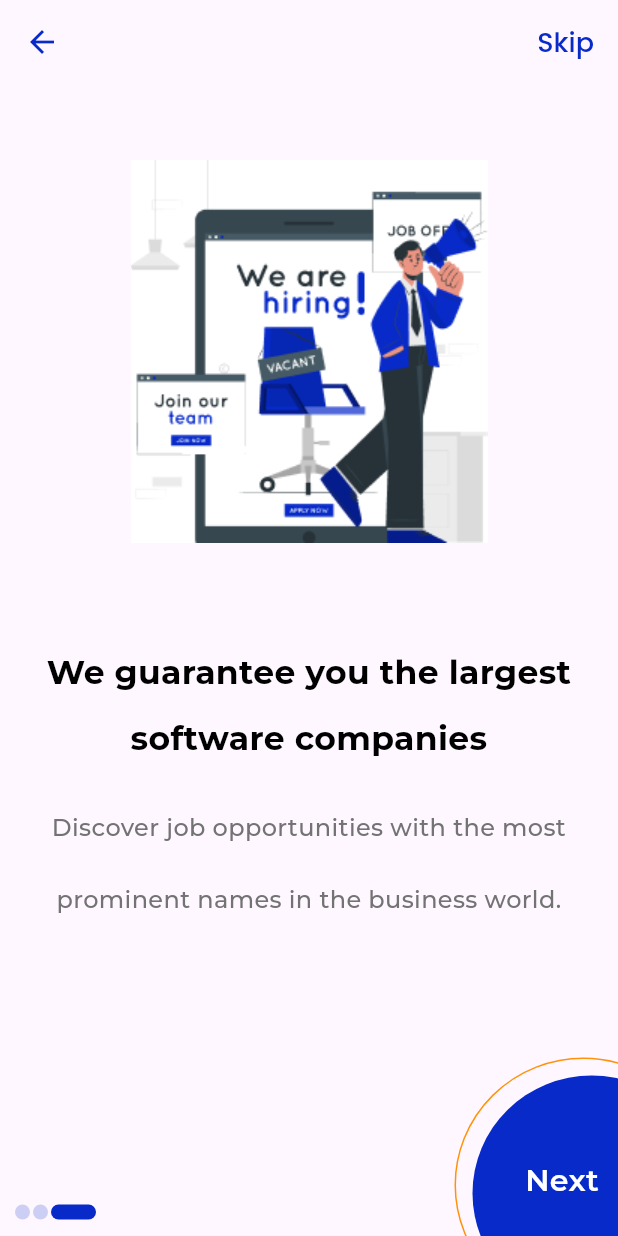
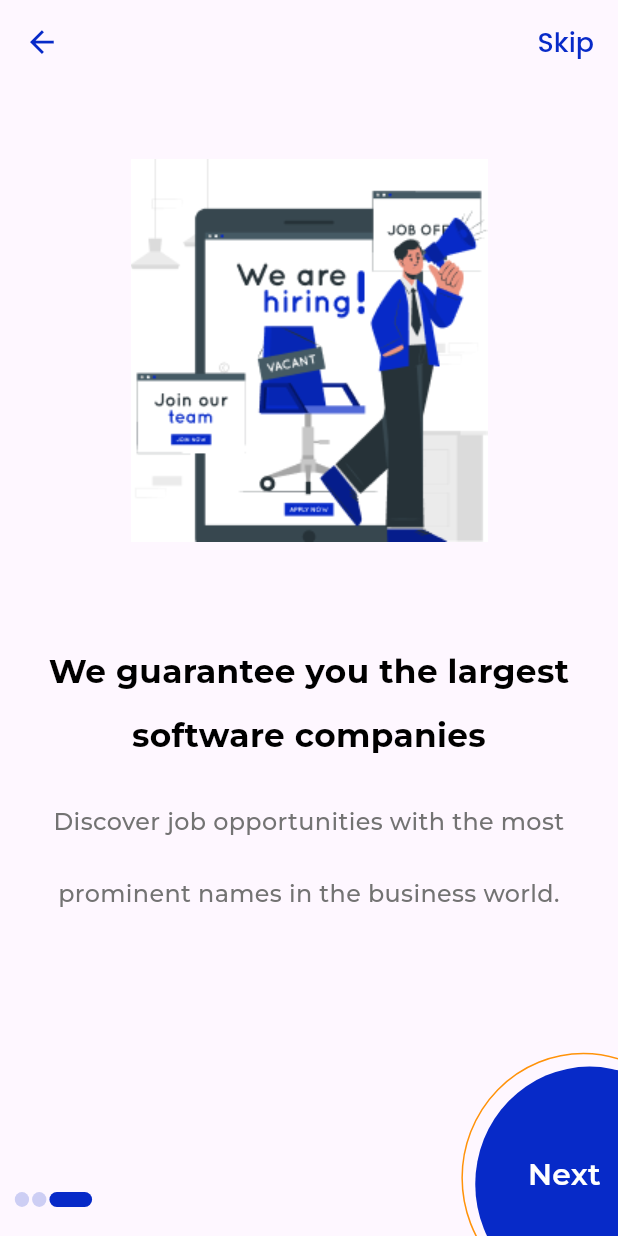
Before and after one commit to ismail-24/Jobee, a Flutter app: the OnBoardingPage screen opened by its route, swiped to page 3, on a phone screen of 412 x 824 dp. Run offline on Flutter 3.47's test engine with Material 3 defaults, Android fonts, the phone set to English and light mode, and no system bars; drawn by our look-alikes of smooth_page_indicator; our stand-ins replace animate_do, bloc, cloud_firestore, dotted_border, firebase_auth, firebase_core and 5 more; accounts and stored records are empty; project files that could hold a hidden picture were left out.

Commit message:
make on boarding pages responsive

```diff
--- a/lib/constant.dart
+++ b/lib/constant.dart
@@ -8,24 +8,24 @@ const List pages = [
     mainText: 'Get your first jop faster than\n you think ',
     secondaryText:
         'Accelerate Your Career Journey with jobee:\n Your Fast Track to Landing that Dream Job! ',
-    height: 260,
-    width: 238,
+    height: 0.628,
+    width: 0.5749,
   ),
   TopSplash(
     imageName: 'assets/onboarding_images/second_image.gif',
     mainText: 'Learn and explore and achieve\n new knowledege ',
     secondaryText:
         'On a level of learning and communication!\n Discover, ask, and connect ',
-    height: 300,
-    width: 280,
+    height: 0.5749,
+    width: 0.6763,
   ),
   TopSplash(
     imageName: 'assets/onboarding_images/third_image.png',
     mainText: 'We guarantee you the largest software companies ',
     secondaryText:
         'Discover job opportunities with the most prominent names in the business world.',
-    height: 260,
-    width: 238,
+    height: 0.628,
+    width: 0.5749,
   ),
 ];
 
--- a/lib/main.dart
+++ b/lib/main.dart
@@ -18,6 +18,7 @@ import 'package:jobee/pages/notifications_page.dart';
 import 'package:jobee/pages/onboarding_pages/onboarding_page.dart';
 import 'package:jobee/pages/select_position_page.dart';
 import 'package:jobee/pages/register_page.dart';
+import 'package:jobee/pages/splash/splash_screen.dart';
 import 'package:jobee/widgets/bottom_nav_bar.dart';
 
 void main() async {
@@ -62,8 +63,9 @@ class Jobee extends StatelessWidget {
           MyCoursesPage.id: (context) => const MyCoursesPage(),
           CourseInformationPage.id: (context) => const CourseInformationPage(),
           ChatPage.id: (context) => ChatPage(),
+          SplashPage.id: (context) => SplashPage(),
         },
-        initialRoute: BottomNavBar.id,
+        initialRoute: SplashPage.id,
       ),
     );
   }
--- a/lib/pages/onboarding_pages/bottom_onboarding.dart
+++ b/lib/pages/onboarding_pages/bottom_onboarding.dart
@@ -14,25 +14,27 @@ class BottomOnBoardPage extends StatelessWidget {
 
   @override
   Widget build(BuildContext context) {
+    final screenSize = MediaQuery.of(context).size;
+
     return Row(
       children: [
         Padding(
-          padding: const EdgeInsets.only(top: 36.0),
+          padding: EdgeInsets.only(top: screenSize.width * .07),
           child: SmoothPageIndicator(
             textDirection: TextDirection.ltr,
             controller: controller,
             count: 3,
-            effect: const ExpandingDotsEffect(
+            effect: ExpandingDotsEffect(
               dotColor: Color(0x33072AC8),
               activeDotColor: Color(0xFF072AC8),
-              dotHeight: 10,
-              dotWidth: 10,
-              spacing: 2,
+              dotHeight: screenSize.height * .012,
+              dotWidth: screenSize.width * .023,
+              spacing: screenSize.width * .005,
             ),
           ),
         ),
-        const SizedBox(
-          width: 240,
+        SizedBox(
+          width: screenSize.width * .6,
         ),
         GestureDetector(
           onTap: () {
@@ -46,9 +48,12 @@ class BottomOnBoardPage extends StatelessWidget {
             }
           },
           child: Container(
-            padding: const EdgeInsets.only(top: 11, left: 11),
-            width: 170,
-            height: 168,
+            padding: EdgeInsets.only(
+              top: screenSize.width * .02,
+              left: screenSize.width * .02,
+            ),
+            width: screenSize.width * .39,
+            height: screenSize.width * .4,
             decoration: const ShapeDecoration(
               shape: OvalBorder(
                 side: BorderSide(
@@ -59,21 +64,23 @@ class BottomOnBoardPage extends StatelessWidget {
               ),
             ),
             child: Container(
-              width: 161,
-              height: 171,
+              width: screenSize.width * .3,
+              height: screenSize.width * .35,
               decoration: const ShapeDecoration(
                 color: Color(0xFF072AC8),
                 shape: OvalBorder(),
               ),
-              padding: const EdgeInsets.only(top: 58, left: 35),
-              child: const Text(
+              padding: EdgeInsets.only(
+                top: screenSize.width * .14,
+                left: screenSize.width * .085,
+              ),
+              child: Text(
                 'Next',
                 style: TextStyle(
                   color: Colors.white,
-                  fontSize: 20,
+                  fontSize: screenSize.width * .048,
                   fontFamily: 'Montserrat',
                   fontWeight: FontWeight.w600,
-                  height: 0,
                 ),
               ),
             ),
--- a/lib/pages/onboarding_pages/onboarding_page.dart
+++ b/lib/pages/onboarding_pages/onboarding_page.dart
@@ -7,7 +7,7 @@ class OnBoardingPage extends StatefulWidget {
   OnBoardingPage({
     super.key,
   });
-  static String id = 'SplashPage';
+  static String id = 'OnBoardingPage';
 
   @override
   State<OnBoardingPage> createState() => _OnBoardingPageState();
@@ -18,12 +18,14 @@ class _OnBoardingPageState extends State<OnBoardingPage> {
 
   @override
   Widget build(BuildContext context) {
+    final screenSize = MediaQuery.of(context).size;
+
     return Scaffold(
       appBar: AppBar(
         leading: IconButton(
-          icon: const Icon(
+          icon: Icon(
             Icons.arrow_back,
-            size: 24,
+            size: screenSize.width * 0.0579,
           ),
           color: kColor,
           onPressed: () {
@@ -41,14 +43,13 @@ class _OnBoardingPageState extends State<OnBoardingPage> {
             onTap: () {
               Navigator.pushNamed(context, LogInPage.id);
             },
-            child: const Text(
+            child: Text(
               'Skip',
               style: TextStyle(
                 color: kColor,
-                fontSize: 18,
+                fontSize: screenSize.width * 0.0435,
                 fontFamily: 'Poppins',
                 fontWeight: FontWeight.w500,
-                height: 0,
               ),
             ),
           ),
@@ -65,8 +66,8 @@ class _OnBoardingPageState extends State<OnBoardingPage> {
             },
           ),
           Positioned(
-            top: 650,
-            left: 10,
+            top: screenSize.width * 1.57,
+            left: screenSize.width * .024,
             child: BottomOnBoardPage(controller: controller, pages: pages),
           )
         ],
--- a/lib/pages/onboarding_pages/top_onboarding.dart
+++ b/lib/pages/onboarding_pages/top_onboarding.dart
@@ -10,42 +10,44 @@ class TopSplash extends StatelessWidget {
     required this.width,
   });
 
-  final double? height;
-  final double? width;
+  final double height;
+  final double width;
   final String imageName;
   final String mainText;
   final String secondaryText;
 
   @override
   Widget build(BuildContext context) {
+    final screenSize = MediaQuery.of(context).size;
+
     return Column(
       children: [
         const Spacer(
           flex: 1,
         ),
         Container(
-          height: 330,
-          width: 300,
+          height: screenSize.width * 0.79708,
+          width: screenSize.width * 0.7246,
           child: Image.asset(
             imageName,
-            width: width,
-            height: height,
+            width: screenSize.width * width,
+            height: screenSize.width * height,
           ),
         ),
         const Spacer(
           flex: 2,
         ),
         Padding(
-          padding: const EdgeInsets.symmetric(horizontal: 16),
+          padding: EdgeInsets.symmetric(horizontal: screenSize.width * 0.0386),
           child: Text(
             mainText,
             textAlign: TextAlign.center,
-            style: const TextStyle(
+            style: TextStyle(
               color: Colors.black,
-              fontSize: 22,
+              fontSize: screenSize.width * 0.053,
               fontFamily: 'Montserrat',
               fontWeight: FontWeight.w800,
-              height: 2,
+              height: screenSize.width * 0.00483,
             ),
           ),
         ),
@@ -53,16 +55,16 @@ class TopSplash extends StatelessWidget {
           flex: 1,
         ),
         Padding(
-          padding: const EdgeInsets.symmetric(horizontal: 16),
+          padding: EdgeInsets.symmetric(horizontal: screenSize.width * 0.0386),
           child: Text(
             secondaryText,
             textAlign: TextAlign.center,
-            style: const TextStyle(
+            style: TextStyle(
               color: Color(0xFF737373),
-              fontSize: 16,
+              fontSize: screenSize.width * 0.0386,
               fontFamily: 'Montserrat',
               fontWeight: FontWeight.w500,
-              height: 3,
+              height: screenSize.width * 0.00725,
             ),
           ),
         ),
--- a/pubspec.yaml
+++ b/pubspec.yaml
@@ -41,6 +41,7 @@ dependencies:
   smooth_page_indicator: ^1.1.0
   modal_progress_hud_nsn: ^0.5.1
   flutter_rating_bar: ^4.0.1
+  animate_do: ^3.0.2
 
 dev_dependencies:
   dotted_border: ^2.1.0
```
Also changed, not shown: pubspec.lock.
